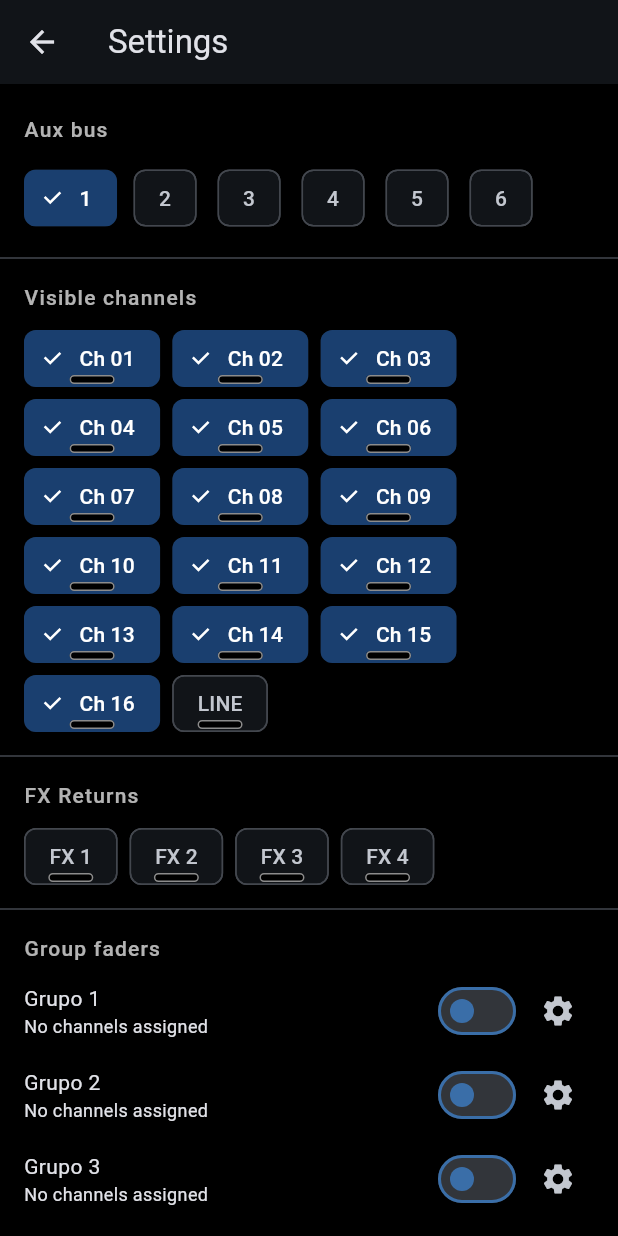
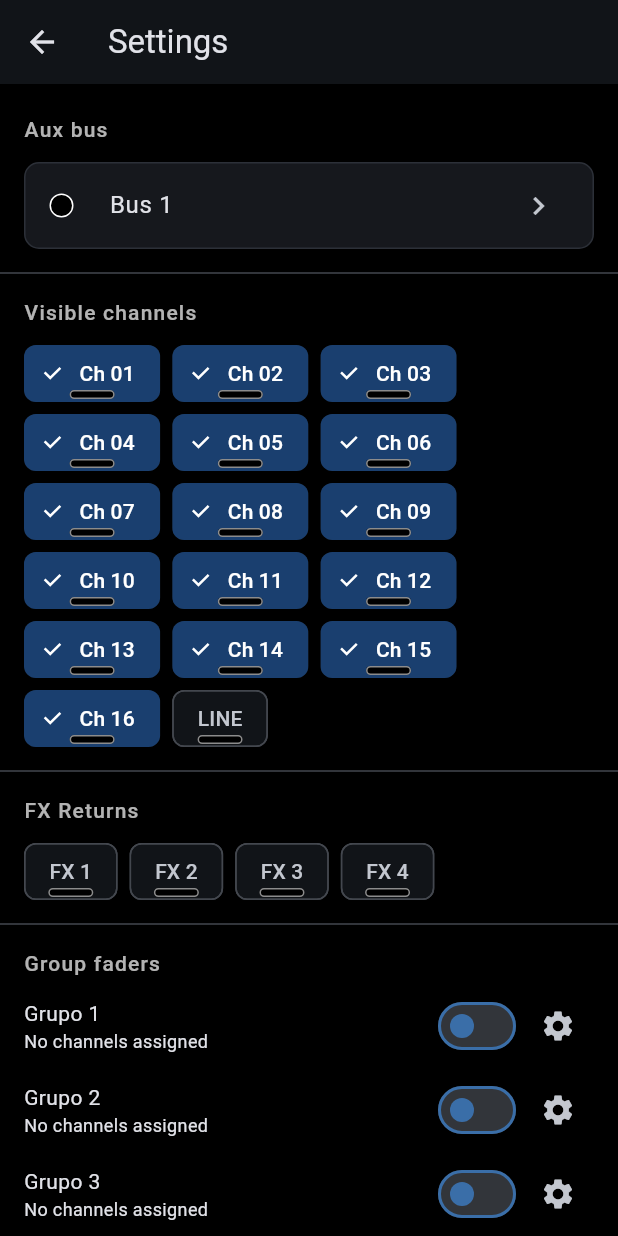
Before and after one commit to Via-Nubium/StageMon, a Flutter app: the MixerScreen screen opened directly with empty values, after a tap on the "settings" icon, on a phone screen of 412 x 824 dp. Run offline on Flutter 3.47's test engine with Material 3 defaults, Android fonts, the phone set to English and light mode, and no system bars; our stand-ins replace package_info_plus, shared_preferences; missing offline and left inert: osc; accounts and stored records are empty; generated files the repository leaves out were written again.

Commit message:
Add console-synced bus colors and redesign bus controls in Settings
Aux bus picker in Settings is now a tile that opens a bottom sheet
(bus_picker_sheet.dart), each row showing the bus's color as read from
the console. The old inline \"show bus fader\" switch is replaced with a
chip consistent with channels/FX/LINE, plus a separate \"Always visible\"
pin toggle.

Bus color is read from the console (/bus/N/config/color) and the bus is
now colorable like any channel/FX/LINE via long-press on its chip, with
its own override kept separate from the console value. The embedded
Flutter simulator now seeds a bus color too (YE), matching Line In.

Renamed the bus fader's user-facing label from \"BUS\" to \"MASTER\" (chip,
fader nameplate, Settings section title) - internal naming (busLevel,
busFaderTitle, etc.) is left as \"bus\" since that's still the correct
technical term.

Fixed the bus chip/section title not accounting for linked bus pairs;
extracted shared busFaderTitle/busColorKey helpers (lib/utils/bus_title.dart)
used by both the mixer and settings screens so they can't drift apart again.

```diff
--- a/lib/controllers/mixer_controller.dart
+++ b/lib/controllers/mixer_controller.dart
@@ -12,6 +12,7 @@ class MixerController extends ChangeNotifier with WidgetsBindingObserver {
     _loadChannelColors();
     _loadLineInColor();
     _loadFxReturnColors();
+    _loadBusColors();
     _trackBusLinks();
     _setupFaderListeners(effectiveBus);
     _trackLineInFader();
@@ -45,6 +46,9 @@ class MixerController extends ChangeNotifier with WidgetsBindingObserver {
   final Map<int, int> consoleChannelColors = {};
   final Map<int, int> consoleFxReturnColors = {};
   int? consoleLineInColor;
+  // All 6 buses, like busNames — the bus picker needs every color up
+  // front, not just the currently active bus.
+  final Map<int, int> consoleBusColors = {};
   final Map<int, bool> busLinked = {1: false, 3: false, 5: false};
   final Map<int, double> faderValues = {};
   final Map<int, double> panValues = {};
@@ -74,6 +78,7 @@ class MixerController extends ChangeNotifier with WidgetsBindingObserver {
   final Map<int, void Function(dynamic)> _colorListeners = {};
   final Map<int, void Function(dynamic)> _fxReturnColorListeners = {};
   void Function(dynamic)? _lineInColorListener;
+  final Map<int, void Function(dynamic)> _busColorListeners = {};
   final Map<int, void Function(dynamic)> _faderListeners = {};
   final Map<int, void Function(dynamic)> _panListeners = {};
   final Map<int, void Function(dynamic)> _fxReturnListeners = {};
@@ -124,6 +129,7 @@ class MixerController extends ChangeNotifier with WidgetsBindingObserver {
     }
     for (int busNum = 1; busNum <= 6; busNum++) {
       service.request(_buildBusNameAddress(busNum));
+      service.request(_busColorAddress(busNum));
     }
     service.request(lineInAddress());
     service.request(lineInPanAddress());
@@ -467,6 +473,20 @@ class MixerController extends ChangeNotifier with WidgetsBindingObserver {
     }
   }
 
+  void _loadBusColors() {
+    for (int busNum = 1; busNum <= 6; busNum++) {
+      final address = _busColorAddress(busNum);
+      void listener(dynamic value) {
+        if (value is! int || _disposed) return;
+        consoleBusColors[busNum] = value.clamp(0, 15);
+        notifyListeners();
+      }
+      _busColorListeners[busNum] = listener;
+      service.addListener(address, listener);
+      service.request(address);
+    }
+  }
+
   // ── OSC address helpers ───────────────────────────────────────────────────
 
   String _buildBusAddress(int channel, int busNum) {
@@ -511,6 +531,7 @@ class MixerController extends ChangeNotifier with WidgetsBindingObserver {
       '/ch/${channel.toString().padLeft(2, '0')}/config/color';
   String _fxReturnColorAddress(int rtn) => '/rtn/$rtn/config/color';
   static const String _lineInColorAddress = '/rtn/aux/config/color';
+  String _busColorAddress(int busNum) => '/bus/$busNum/config/color';
 
   String busAddress(int channel) => _buildBusAddress(channel, effectiveBus);
   String busFaderAddress() => _buildBusFaderAddress(effectiveBus);
@@ -541,6 +562,9 @@ class MixerController extends ChangeNotifier with WidgetsBindingObserver {
     }
     for (final entry in _busNameListeners.entries) {
       service.removeListener(_buildBusNameAddress(entry.key), entry.value);
+    }
+    for (final entry in _busColorListeners.entries) {
+      service.removeListener(_busColorAddress(entry.key), entry.value);
     }
     for (final entry in _colorListeners.entries) {
       service.removeListener(_channelColorAddress(entry.key), entry.value);
--- a/lib/l10n/app_es.arb
+++ b/lib/l10n/app_es.arb
@@ -20,9 +20,7 @@
   "noChannelsAssigned": "Sin canales asignados",
   "channelCount": "{count, plural, =1{1 canal} other{{count} canales}}",
   "configureChannels": "Configurar canales",
-  "busFaderVisibility": "Fader del bus",
-  "busFaderLabel": "Bus {bus}",
-  "busFaderVolume": "Volumen del bus seleccionado",
+  "busFaderVisibility": "Fader maestro del bus",
   "busAlwaysVisible": "Siempre visible",
   "disconnect": "Desconectarse",
   "disconnectConfirm": "¿Querés volver a la pantalla de conexión?",
@@ -51,7 +49,6 @@
   "reassign": "Reasignar",
   "renameGroup": "Renombrar grupo",
   "groupChannels": "Canales del grupo",
-  "orangeChannelsNote": "Las entradas en naranja ya pertenecen a otro grupo.",
   "orangeInputsNote": "Las entradas en naranja ya pertenecen a otro grupo.",
   "lineIn": "Line In",
   "groupNameTitle": "Nombre del grupo",
--- a/lib/screens/mixer_screen.dart
+++ b/lib/screens/mixer_screen.dart
@@ -12,6 +12,7 @@ import '../widgets/group_fader.dart';
 import '../models/snapshot_manager.dart';
 import '../models/group_fader_config.dart';
 import '../controllers/mixer_controller.dart';
+import '../utils/bus_title.dart';
 import 'settings_screen.dart';
 import 'group_detail_screen.dart';
 
@@ -52,6 +53,7 @@ class _MixerScreenState extends State<MixerScreen> {
   Map<int, int?> _channelColors = {};
   int? _lineInColor;
   Map<int, int?> _fxReturnColors = {};
+  Map<int, int?> _busColors = {};
   List<GroupFaderConfig> _groupConfigs = GroupFaderConfig.defaultConfigs();
   final SnapshotManager _snapshots = SnapshotManager();
 
@@ -103,6 +105,7 @@ class _MixerScreenState extends State<MixerScreen> {
     final savedChannelColors = prefs.getString('channel_colors_v1');
     final savedLineInColor = prefs.getString('line_in_color_v1');
     final savedFxReturnColors = prefs.getString('fx_return_colors_v1');
+    final savedBusColors = prefs.getString('bus_colors_v1');
     if (savedFaderWidth != null) {
       setState(
         () =>
@@ -152,6 +155,16 @@ class _MixerScreenState extends State<MixerScreen> {
             jsonDecode(savedFxReturnColors) as Map<String, dynamic>;
         setState(
           () => _fxReturnColors = decoded.map(
+            (k, v) => MapEntry(int.parse(k), v as int?),
+          ),
+        );
+      } catch (_) {}
+    }
+    if (savedBusColors != null) {
+      try {
+        final decoded = jsonDecode(savedBusColors) as Map<String, dynamic>;
+        setState(
+          () => _busColors = decoded.map(
             (k, v) => MapEntry(int.parse(k), v as int?),
           ),
         );
@@ -283,6 +296,7 @@ class _MixerScreenState extends State<MixerScreen> {
             Map<int, int?>,
             int?,
             Map<int, int?>,
+            Map<int, int?>,
           )
         >(
           context,
@@ -304,6 +318,8 @@ class _MixerScreenState extends State<MixerScreen> {
               consoleChannelColors: _ctrl.consoleChannelColors,
               consoleLineInColor: _ctrl.consoleLineInColor,
               consoleFxReturnColors: _ctrl.consoleFxReturnColors,
+              busColors: _busColors,
+              consoleBusColors: _ctrl.consoleBusColors,
             ),
           ),
         );
@@ -319,6 +335,7 @@ class _MixerScreenState extends State<MixerScreen> {
         _channelColors = result.$8;
         _lineInColor = result.$9;
         _fxReturnColors = result.$10;
+        _busColors = result.$11;
       });
       SharedPreferences.getInstance().then((p) {
         p.setStringList(
@@ -341,6 +358,10 @@ class _MixerScreenState extends State<MixerScreen> {
         p.setString(
           'fx_return_colors_v1',
           jsonEncode(result.$10.map((k, v) => MapEntry(k.toString(), v))),
+        );
+        p.setString(
+          'bus_colors_v1',
+          jsonEncode(result.$11.map((k, v) => MapEntry(k.toString(), v))),
         );
       });
     }
@@ -657,27 +678,20 @@ class _MixerScreenState extends State<MixerScreen> {
       listenable: _ctrl,
       builder: (context, _) {
         final l = AppLocalizations.of(context)!;
-        final String busTitle;
-        if (_ctrl.busPaired) {
-          final odd = _ctrl.effectiveBus;
-          final even = odd + 1;
-          final nameOdd = _ctrl.busNames[odd];
-          final nameEven = _ctrl.busNames[even];
-          final hasOdd = nameOdd != null && nameOdd.isNotEmpty;
-          final hasEven = nameEven != null && nameEven.isNotEmpty;
-          if (!hasOdd && !hasEven) {
-            busTitle = '${l.busTitleMono(odd)}/$even';
-          } else {
-            final left = hasOdd ? nameOdd : l.busTitleMono(odd);
-            final right = hasEven ? nameEven : l.busTitleMono(even);
-            busTitle = left == right ? left : '$left/$right';
-          }
-        } else {
-          final name = _ctrl.busNames[_ctrl.bus];
-          busTitle = (name == null || name.isEmpty)
-              ? l.busTitleMono(_ctrl.bus)
-              : name;
-        }
+        final busTitle = busFaderTitle(
+          bus: _ctrl.bus,
+          busLinked: _ctrl.busLinked,
+          busNames: _ctrl.busNames,
+          l: l,
+        );
+        final busFaderColorKey = busColorKey(
+          bus: _ctrl.bus,
+          busLinked: _ctrl.busLinked,
+        );
+        final busFaderColorIndex =
+            _busColors[busFaderColorKey] ??
+            _ctrl.consoleBusColors[busFaderColorKey] ??
+            0;
         final channels = _selectedChannels.toList()..sort();
         final visibleFxReturns = _selectedFxReturns.toList()..sort();
         final visibleGroups = _groupConfigs
@@ -695,10 +709,11 @@ class _MixerScreenState extends State<MixerScreen> {
               Expanded(
                 child: CustomFader(
                   key: const ValueKey('bus'),
-                  label: 'BUS',
+                  label: 'MASTER',
                   oscAddress: _ctrl.busFaderAddress(),
                   service: widget.service,
                   accentColor: Colors.amber,
+                  nameColorIndex: busFaderColorIndex,
                   isMain: true,
                   meterLevel: _ctrl.busMeterLevel,
                   meterLevelRight: _ctrl.busPaired
--- a/lib/screens/settings_screen.dart
+++ b/lib/screens/settings_screen.dart
@@ -2,6 +2,8 @@ import 'package:flutter/material.dart';
 import 'package:stagemon/l10n/app_localizations.dart';
 import '../models/group_fader_config.dart';
 import '../models/channel_color.dart';
+import '../utils/bus_title.dart';
+import '../widgets/bus_picker_sheet.dart';
 import '../widgets/channel_color_sheet.dart';
 import '../widgets/color_handle_badge.dart';
 import 'about_screen.dart';
@@ -24,6 +26,8 @@ class SettingsScreen extends StatefulWidget {
   final Map<int, int> consoleChannelColors;
   final int? consoleLineInColor;
   final Map<int, int> consoleFxReturnColors;
+  final Map<int, int?> busColors;
+  final Map<int, int> consoleBusColors;
 
   const SettingsScreen({
     super.key,
@@ -43,6 +47,8 @@ class SettingsScreen extends StatefulWidget {
     required this.consoleChannelColors,
     required this.consoleLineInColor,
     required this.consoleFxReturnColors,
+    required this.busColors,
+    required this.consoleBusColors,
   });
 
   @override
@@ -60,6 +66,7 @@ class _SettingsScreenState extends State<SettingsScreen> {
   late Map<int, int?> _channelColors;
   late int? _lineInColor;
   late Map<int, int?> _fxReturnColors;
+  late Map<int, int?> _busColors;
 
   @override
   void initState() {
@@ -74,6 +81,18 @@ class _SettingsScreenState extends State<SettingsScreen> {
     _channelColors = Map.of(widget.channelColors);
     _lineInColor = widget.lineInColor;
     _fxReturnColors = Map.of(widget.fxReturnColors);
+    _busColors = Map.of(widget.busColors);
+  }
+
+  // The bus number a color is stored under: the pair's base when the
+  // current bus is linked, otherwise the bus itself.
+  int get _busColorKey => busColorKey(bus: _bus, busLinked: widget.busLinked);
+
+  // Console color only — no override — to stay consistent with what the
+  // bus picker sheet shows for every bus.
+  Widget _busColorDot() {
+    final color = channelColorByIndex(widget.consoleBusColors[_busColorKey] ?? 0);
+    return ColorDot(background: color.background, foreground: color.foreground);
   }
 
   void _pop() => Navigator.pop(context, (
@@ -87,10 +106,12 @@ class _SettingsScreenState extends State<SettingsScreen> {
     _channelColors,
     _lineInColor,
     _fxReturnColors,
+    _busColors,
   ));
 
-  // Channels, then LINE, then FX returns — the order the </> arrows in the
-  // color sheet step through, independent of which of them are visible.
+  // Channels, then LINE, then FX returns, then the aux bus — the order the
+  // </> arrows in the color sheet step through, independent of which of
+  // them are visible.
   List<ColorableFader> _colorableFaders() => [
     for (var ch = 1; ch <= 16; ch++)
       ColorableFader(
@@ -112,6 +133,12 @@ class _SettingsScreenState extends State<SettingsScreen> {
         onChanged: (index) => setState(() => _fxReturnColors[rtn] = index),
         consoleColorIndex: widget.consoleFxReturnColors[rtn],
       ),
+    ColorableFader(
+      label: _busFaderChipLabel(),
+      colorIndex: _busColors[_busColorKey],
+      onChanged: (index) => setState(() => _busColors[_busColorKey] = index),
+      consoleColorIndex: widget.consoleBusColors[_busColorKey],
+    ),
   ];
 
   void _openColorSheet(int position) {
@@ -128,7 +155,7 @@ class _SettingsScreenState extends State<SettingsScreen> {
     required ValueChanged<bool> onSelected,
     required int? colorIndex,
     required int? consoleColorIndex,
-    required VoidCallback onLongPress,
+    VoidCallback? onLongPress,
   }) {
     final color = channelColorByIndex(colorIndex ?? consoleColorIndex ?? 0);
     return GestureDetector(
@@ -141,7 +168,7 @@ class _SettingsScreenState extends State<SettingsScreen> {
               materialTapTargetSize: MaterialTapTargetSize.shrinkWrap,
             ),
             child: FilterChip(
-              label: Text(label),
+              label: Text(label, overflow: TextOverflow.ellipsis, maxLines: 1),
               selected: selected,
               onSelected: onSelected,
             ),
@@ -168,23 +195,115 @@ class _SettingsScreenState extends State<SettingsScreen> {
     Navigator.of(context).popUntil((route) => route.isFirst);
   }
 
-  Widget _busChip(int busNum, {int? pairedWith}) {
-    final label = pairedWith == null
-        ? _busLabel(busNum)
-        : _pairLabel(busNum, pairedWith);
-    final selected = _bus == busNum || (pairedWith != null && _bus == pairedWith);
-    return ChoiceChip(
-      label: Text(label),
-      selected: selected,
-      onSelected: (on) {
-        if (on) setState(() => _bus = busNum);
-      },
+  List<BusOption> _busOptions() => [
+    for (final odd in [1, 3, 5])
+      if (widget.busLinked[odd] ?? false)
+        BusOption(
+          value: odd,
+          label: _pairLabel(odd, odd + 1),
+          matches: [odd, odd + 1],
+          colorIndex: widget.consoleBusColors[odd] ?? 0,
+        )
+      else ...[
+        BusOption(
+          value: odd,
+          label: _busLabel(odd),
+          matches: [odd],
+          colorIndex: widget.consoleBusColors[odd] ?? 0,
+        ),
+        BusOption(
+          value: odd + 1,
+          label: _busLabel(odd + 1),
+          matches: [odd + 1],
+          colorIndex: widget.consoleBusColors[odd + 1] ?? 0,
+        ),
+      ],
+  ];
+
+  String _currentBusLabel() {
+    for (final o in _busOptions()) {
+      if (o.matches.contains(_bus)) return o.label;
+    }
+    return _busLabel(_bus);
+  }
+
+  void _openBusPicker() {
+    showBusPickerSheet(
+      context: context,
+      options: _busOptions(),
+      selected: _bus,
+      onSelected: (v) => setState(() => _bus = v),
     );
   }
 
+  // Deliberately not a FilterChip: this pins the bus fader in place, it
+  // doesn't show/hide it, so it needs to read as a different kind of
+  // control from the visibility chips (different shape, different accent
+  // color that isn't one of the 16 console colors).
+  Widget _pinChip() {
+    final l = AppLocalizations.of(context)!;
+    const accent = Color(0xFFE3A73B);
+    final enabled = _showBusFader;
+    final active = _busAlwaysVisible && enabled;
+    return Opacity(
+      opacity: enabled ? 1 : 0.4,
+      child: Material(
+        color: Colors.transparent,
+        child: InkWell(
+          onTap: enabled
+              ? () => setState(() => _busAlwaysVisible = !_busAlwaysVisible)
+              : null,
+          borderRadius: BorderRadius.circular(16),
+          child: Container(
+            height: 32,
+            padding: const EdgeInsets.symmetric(horizontal: 12),
+            decoration: BoxDecoration(
+              color: active
+                  ? accent.withValues(alpha: 0.18)
+                  : Colors.transparent,
+              borderRadius: BorderRadius.circular(16),
+              border: Border.all(
+                color: active ? accent : const Color(0xFF3A3E47),
+              ),
+            ),
+            child: Row(
+              mainAxisSize: MainAxisSize.min,
+              children: [
+                Icon(
+                  active ? Icons.push_pin : Icons.push_pin_outlined,
+                  size: 15,
+                  color: active ? accent : const Color(0xFF9AA3AE),
+                ),
+                const SizedBox(width: 6),
+                Text(
+                  l.busAlwaysVisible,
+                  style: TextStyle(
+                    fontSize: 12.5,
+                    fontWeight: FontWeight.w600,
+                    color: active ? accent : const Color(0xFF9AA3AE),
+                  ),
+                ),
+              ],
+            ),
+          ),
+        ),
+      ),
+    );
+  }
+
+  String _busFaderChipLabel() => busFaderTitle(
+    bus: _bus,
+    busLinked: widget.busLinked,
+    busNames: widget.busNames,
+    l: AppLocalizations.of(context)!,
+  );
+
   String _busLabel(int busNum) {
     final name = widget.busNames[busNum];
-    return (name == null || name.isEmpty) ? '$busNum' : '$busNum · $name';
+    if (name == null || name.isEmpty) {
+      return AppLocalizations.of(context)!.busTitleMono(busNum);
+    }
+    return '$busNum · $name';
   }
 
   String _pairLabel(int odd, int even) {
@@ -192,8 +311,10 @@ class _SettingsScreenState extends State<SettingsScreen> {
     final nameEven = widget.busNames[even];
     final hasOdd = nameOdd != null && nameOdd.isNotEmpty;
     final hasEven = nameEven != null && nameEven.isNotEmpty;
+    if (!hasOdd && !hasEven) {
+      return '${AppLocalizations.of(context)!.busTitleMono(odd)}/$even';
+    }
     final base = '$odd/$even';
-    if (!hasOdd && !hasEven) return base;
     if (hasOdd && hasEven) {
       return nameOdd == nameEven ? '$base · $nameOdd' : '$base · $nameOdd/$nameEven';
     }
@@ -253,15 +374,16 @@ class _SettingsScreenState extends State<SettingsScreen> {
               ),
               Padding(
                 padding: const EdgeInsets.symmetric(horizontal: 16),
-                child: Wrap(
-                  spacing: 8,
-                  runSpacing: 8,
-                  children: [
-                    for (final odd in [1, 3, 5])
-                      if (widget.busLinked[odd] ?? false)
-                        _busChip(odd, pairedWith: odd + 1)
-                      else ...[_busChip(odd), _busChip(odd + 1)],
-                  ],
+                child: ListTile(
+                  onTap: _openBusPicker,
+                  tileColor: const Color(0xFF16181D),
+                  shape: RoundedRectangleBorder(
+                    borderRadius: BorderRadius.circular(10),
+                    side: const BorderSide(color: Color(0xFF2C3038)),
+                  ),
+                  leading: _busColorDot(),
+                  title: Text(_currentBusLabel()),
+                  trailing: const Icon(Icons.chevron_right),
                 ),
               ),
               const Divider(height: 32),
@@ -394,7 +516,7 @@ class _SettingsScreenState extends State<SettingsScreen> {
               }),
               const Divider(height: 32),
               Padding(
-                padding: const EdgeInsets.fromLTRB(16, 0, 16, 4),
+                padding: const EdgeInsets.fromLTRB(16, 0, 16, 12),
                 child: Text(
                   l.busFaderVisibility,
                   style: Theme.of(context).textTheme.titleSmall?.copyWith(
@@ -404,30 +526,24 @@ class _SettingsScreenState extends State<SettingsScreen> {
                 ),
               ),
               Padding(
-                padding: const EdgeInsets.symmetric(horizontal: 8),
-                child: SwitchListTile(
-                  value: _showBusFader,
-                  onChanged: (on) => setState(() => _showBusFader = on),
-                  title: Text(
-                    widget.busNames[_bus] == null || widget.busNames[_bus]!.isEmpty
-                        ? l.busFaderLabel(_bus)
-                        : '${l.busFaderLabel(_bus)} · ${widget.busNames[_bus]}',
-                  ),
-                  subtitle: Text(
-                    l.busFaderVolume,
-                    style: const TextStyle(fontSize: 12),
-                  ),
-                ),
-              ),
-              Padding(
-                padding: const EdgeInsets.only(left: 24, right: 8),
-                child: SwitchListTile(
-                  value: _busAlwaysVisible,
-                  onChanged: _showBusFader
-                      ? (on) => setState(() => _busAlwaysVisible = on)
-                      : null,
-                  dense: true,
-                  title: Text(l.busAlwaysVisible),
+                padding: const EdgeInsets.symmetric(horizontal: 16),
+                child: Row(
+                  children: [
+                    Flexible(
+                      child: _colorableChip(
+                        label: 'MASTER',
+                        selected: _showBusFader,
+                        onSelected: (on) =>
+                            setState(() => _showBusFader = on),
+                        colorIndex: _busColors[_busColorKey],
+                        consoleColorIndex: widget.consoleBusColors[_busColorKey],
+                        onLongPress: () =>
+                            _openColorSheet(_colorableFaders().length - 1),
+                      ),
+                    ),
+                    const SizedBox(width: 10),
+                    _pinChip(),
+                  ],
                 ),
               ),
               const Divider(height: 32),
--- a/lib/services/xr18_simulator.dart
+++ b/lib/services/xr18_simulator.dart
@@ -28,6 +28,7 @@ class XR18Simulator {
   static const _channelColorValue = 0; // OFF, all 16 channels
   static const _rtnColorValue = 2; // GN, all 4 FX returns
   static const _lineInColor = 3; // YE
+  static const _busColorValue = 3; // YE, all 6 buses
 
   RawDatagramSocket? _socket;
   Timer? _meterTimer;
@@ -87,6 +88,7 @@ class XR18Simulator {
       _state[_lineInPan(bus)] = 0.5;
       _state[_busFader(bus)] = 0.75;
       _state[_busMute(bus)] = 1;
+      _state['/bus/$bus/config/color'] = _busColorValue;
     }
     // Bus 1-2 stereo-paired by default so the demo shows pan knobs / stereo behavior.
     _state['/config/buslink/1-2'] = 1;
--- /dev/null
+++ b/lib/utils/bus_title.dart
@@ -0,0 +1,37 @@
+import 'package:stagemon/l10n/app_localizations.dart';
+
+/// The bus fader's display title, shared by the mixer screen's fader label
+/// and any other place that needs to name "the current bus fader" — so
+/// they can't drift out of sync with each other. Linked pairs collapse to
+/// one title: names win over the raw number, joined with "/" only when
+/// they differ.
+String busFaderTitle({
+  required int bus,
+  required Map<int, bool> busLinked,
+  required Map<int, String> busNames,
+  required AppLocalizations l,
+}) {
+  final odd = bus.isOdd ? bus : bus - 1;
+  if (busLinked[odd] ?? false) {
+    final even = odd + 1;
+    final nameOdd = busNames[odd];
+    final nameEven = busNames[even];
+    final hasOdd = nameOdd != null && nameOdd.isNotEmpty;
+    final hasEven = nameEven != null && nameEven.isNotEmpty;
+    if (!hasOdd && !hasEven) return '${l.busTitleMono(odd)}/$even';
+    final left = hasOdd ? nameOdd : l.busTitleMono(odd);
+    final right = hasEven ? nameEven : l.busTitleMono(even);
+    return left == right ? left : '$left/$right';
+  }
+  final name = busNames[bus];
+  return (name == null || name.isEmpty) ? l.busTitleMono(bus) : name;
+}
+
+/// The bus number a color (or other per-bus override) should be keyed
+/// under: the pair's base (odd) bus when linked, otherwise the bus itself.
+/// Mirrors how the console treats a linked pair as one physical fader with
+/// one scribble-strip color.
+int busColorKey({required int bus, required Map<int, bool> busLinked}) {
+  final odd = bus.isOdd ? bus : bus - 1;
+  return (busLinked[odd] ?? false) ? odd : bus;
+}
--- a/lib/widgets/color_handle_badge.dart
+++ b/lib/widgets/color_handle_badge.dart
@@ -5,8 +5,8 @@ import 'package:flutter/material.dart';
 /// as "there's a menu here" by its form alone, regardless of how much
 /// contrast its own color has against the widget behind it.
 class ColorHandleBadge extends StatelessWidget {
-  final Color? background;
-  final Color? foreground;
+  final Color background;
+  final Color foreground;
   final double width;
   final double height;
 
@@ -24,15 +24,43 @@ class ColorHandleBadge extends StatelessWidget {
       width: width,
       height: height,
       decoration: BoxDecoration(
-        color: background ?? const Color(0xFF454C5A).withValues(alpha: 0.6),
+        color: background,
         borderRadius: BorderRadius.circular(height / 2),
         border: Border.all(
-          color: (foreground ?? const Color(0xFF5C6470)).withValues(
-            alpha: 0.55,
-          ),
+          color: foreground.withValues(alpha: 0.55),
           width: 1,
         ),
       ),
     );
   }
 }
+
+/// Small filled circle for a color's background, with a thin outline in
+/// its foreground — a literal swatch (unlike [ColorHandleBadge], which is
+/// just an affordance hint) for wherever a full nameplate would be too
+/// heavy, e.g. leading a bus name in a list.
+class ColorDot extends StatelessWidget {
+  final Color background;
+  final Color foreground;
+  final double size;
+
+  const ColorDot({
+    super.key,
+    required this.background,
+    required this.foreground,
+    this.size = 16,
+  });
+
+  @override
+  Widget build(BuildContext context) {
+    return Container(
+      width: size,
+      height: size,
+      decoration: BoxDecoration(
+        shape: BoxShape.circle,
+        color: background,
+        border: Border.all(color: foreground, width: 1),
+      ),
+    );
+  }
+}
```
Also changed, not shown: lib/l10n/app_en.arb (+1 -14 lines), lib/widgets/bus_picker_sheet.dart (added, +135 -0 lines), lib/widgets/channel_color_sheet.dart (+8 -13 lines), 1 other file.
